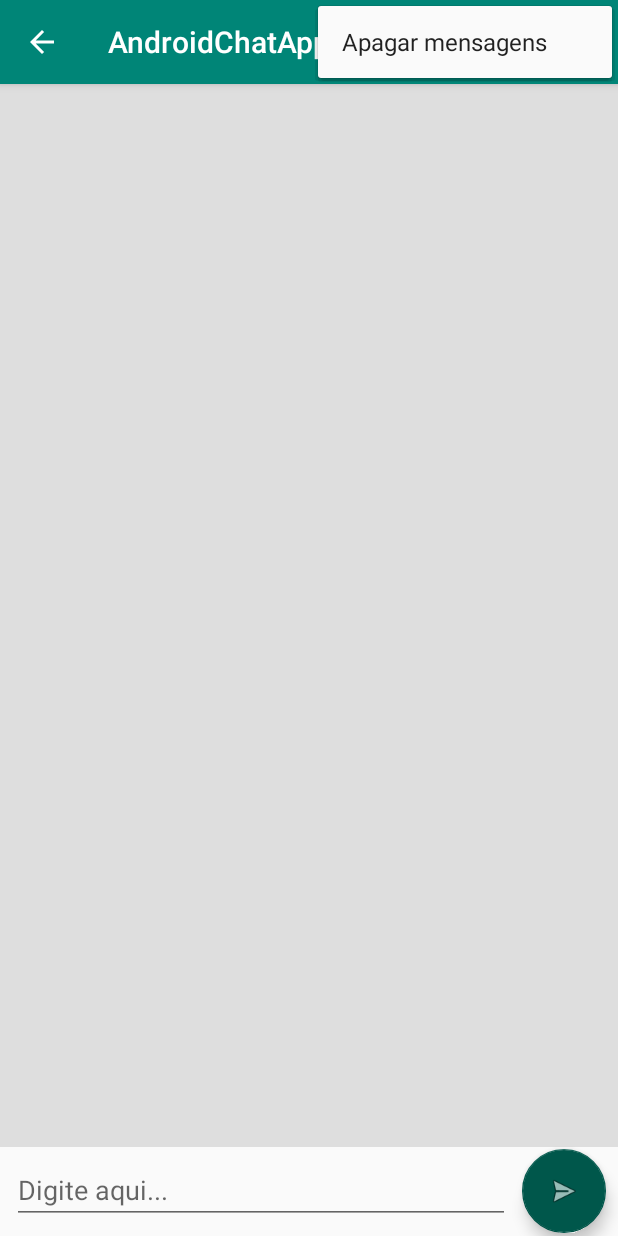
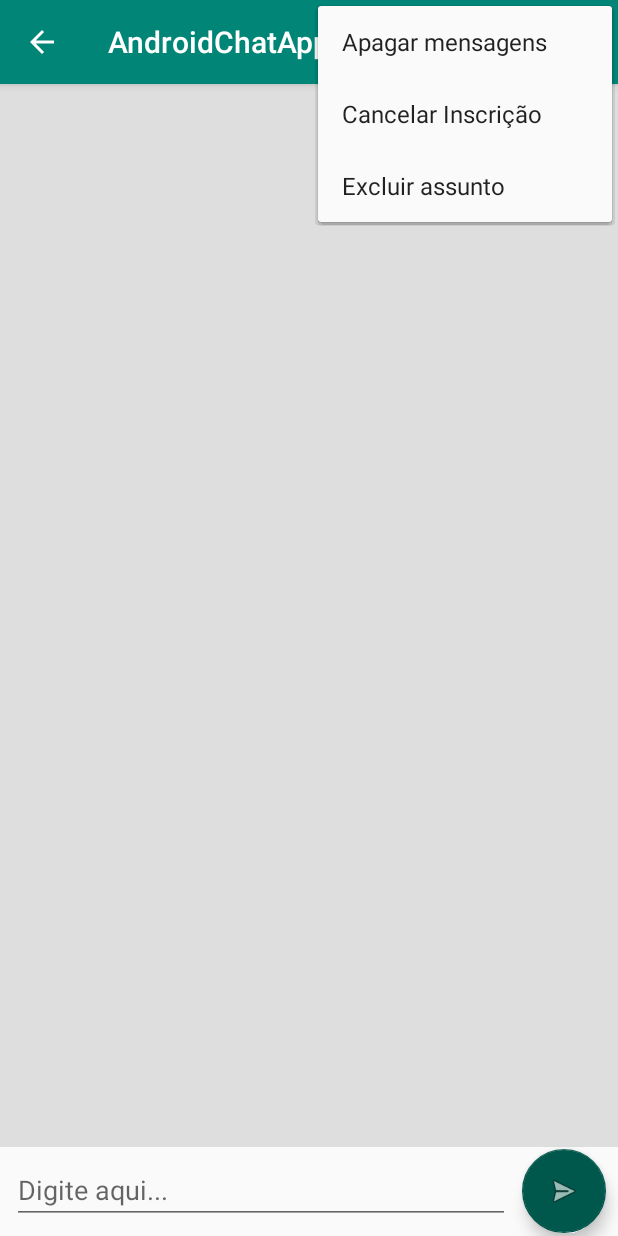
Before and after one commit to iury123/AndroidChatApp, an Android app: the ChatActivity screen opened directly, with no data from a screen before it, with the options menu open, on a phone screen of 412 x 824 dp. Run offline under Robolectric (Android 15) with nearby library versions, the phone set to English and light mode, and no system bars; our stand-ins replace Firebase (no records; nobody signed in at launch, a user with empty details on screens opened directly), data binding; 14 statements that could not run were skipped.

Commit message:
Unsubscribing and deleting subject

```diff
--- a/app/src/main/java/com/example/iurymiguel/androidchatapp/application/AndroidChatApplication.kt
+++ b/app/src/main/java/com/example/iurymiguel/androidchatapp/application/AndroidChatApplication.kt
@@ -2,6 +2,7 @@ package com.example.iurymiguel.androidchatapp.application
 
 import android.app.Application
 import com.example.iurymiguel.androidchatapp.model.User
+import com.example.iurymiguel.androidchatapp.utils.SubjectEventEmitterProvider
 import com.example.iurymiguel.androidchatapp.utils.NetworkProvider
 import com.example.iurymiguel.androidchatapp.utils.ProgressDialogProvider
 import com.example.iurymiguel.androidchatapp.views.chat.recyclerAdapters.ChatRecyclerAdapter
@@ -21,6 +22,7 @@ class AndroidChatApplication : Application() {
         single { SubscribedSubjectsRecyclerAdapter() }
         single { ChatRecyclerAdapter() }
         single { User() }
+        single { SubjectEventEmitterProvider() }
     }
 
     override fun onCreate() {
--- a/app/src/main/java/com/example/iurymiguel/androidchatapp/viewmodels/ChatViewModel.kt
+++ b/app/src/main/java/com/example/iurymiguel/androidchatapp/viewmodels/ChatViewModel.kt
@@ -15,6 +15,8 @@ class ChatViewModel : ViewModel() {
     lateinit var mSubject: Subject
     val mMessagesList: MutableList<Message> = mutableListOf()
     private var mMessageReference: DatabaseReference? = null
+    private val mSubjectsReference = FirebaseDatabase.getInstance()
+        .reference.child(Utils.SUBJECTS)
 
 
     /**
@@ -74,6 +76,9 @@ class ChatViewModel : ViewModel() {
      * @return true or false.
      */
     fun allSubscribersHasSeen(message: Message): Boolean {
+
+        if (message.receptorsSeen.isEmpty()) return false
+
         for ((key, hasSeen) in message.receptorsSeen) {
             if (!hasSeen) {
                 return false
@@ -107,4 +112,22 @@ class ChatViewModel : ViewModel() {
         getMessagesReference().removeValue()
         mMessagesList.clear()
     }
+
+    /**
+     * Deletes the subject from database
+     */
+    fun deleteSubject() {
+        mSubjectsReference.child(mSubject.key).removeValue()
+    }
+
+    /**
+     * Unsubscribes the current user.
+     * @param currentUser the current user data.
+     */
+    fun unsubscribeSubject(currentUser: User) {
+        mSubjectsReference.child(mSubject.key).child(Utils.SUBSCRIBERS)
+            .child(currentUser.key).removeValue()
+    }
+
+
 }
--- a/app/src/main/java/com/example/iurymiguel/androidchatapp/views/subjects/MainActivity.kt
+++ b/app/src/main/java/com/example/iurymiguel/androidchatapp/views/subjects/MainActivity.kt
@@ -21,6 +21,7 @@ import com.google.firebase.database.DataSnapshot
 import com.google.firebase.database.DatabaseError
 import android.arch.lifecycle.MutableLiveData
 import com.example.iurymiguel.androidchatapp.model.User
+import com.example.iurymiguel.androidchatapp.utils.SubjectEventEmitterProvider
 import com.google.firebase.database.ValueEventListener
 
 
@@ -33,6 +34,7 @@ class MainActivity : AppCompatActivity() {
 
     private lateinit var mViewModel: SubjectsViewModel
     private val mCurrentUser: User by inject()
+    private val mSubjectEventEmitter: SubjectEventEmitterProvider by inject()
     private var mSectionsPagerAdapter: SectionsPagerAdapter? = null
     private val mChildEventListener = object : ChildEventListener {
         override fun onCancelled(p0: DatabaseError) {
@@ -44,6 +46,7 @@ class MainActivity : AppCompatActivity() {
         override fun onChildChanged(dataSnapshot: DataSnapshot, p1: String?) {
             val subject = buildSubjectObject(dataSnapshot)
             handleSubjectInLists(subject)
+            mSubjectEventEmitter.publishSubjectChanged(subject)
         }
 
         override fun onChildAdded(dataSnapshot: DataSnapshot, p1: String?) {
@@ -54,6 +57,7 @@ class MainActivity : AppCompatActivity() {
         override fun onChildRemoved(dataSnapshot: DataSnapshot) {
             val subject = buildSubjectObject(dataSnapshot)
             removeSubject(subject)
+            mSubjectEventEmitter.publishSubjectDeleted(subject)
         }
     }
 
--- a/app/src/main/res/menu/chat_menu.xml
+++ b/app/src/main/res/menu/chat_menu.xml
@@ -3,9 +3,19 @@
       xmlns:app="http://schemas.android.com/apk/res-auto"
       xmlns:tools="http://schemas.android.com/tools"
       tools:context=".views.chat.ChatActivity">
+
     <item android:id="@+id/action_delete_all_messages"
           android:title="@string/delete_all_messages"
-          android:orderInCategory="100"
-          app:showAsAction="never"
-    />
+          android:orderInCategory="1"
+          app:showAsAction="never" />
+
+     <item android:id="@+id/action_unsubscribe"
+           android:title="@string/exit_subject"
+           android:orderInCategory="2"
+           app:showAsAction="never" />
+
+    <item android:id="@+id/action_delete_subject"
+          android:title="@string/delete_subject"
+          android:orderInCategory="3"
+          app:showAsAction="never"/>
 </menu>
--- a/app/src/main/res/values/strings.xml
+++ b/app/src/main/res/values/strings.xml
@@ -51,4 +51,8 @@
     <string name="delete_all_messages">Apagar mensagens</string>
     <string name="see_profile">Ver Perfil</string>
     <string name="close">Fechar</string>
+    <string name="exit_subject">Cancelar Inscrição</string>
+    <string name="delete_subject">Excluir assunto</string>
+    <string name="deleted_subject">Assunto deletado</string>
+    <string name="cancelled_subscription">Inscrição Cancelada</string>
 </resources>
```
Also changed, not shown: app/src/main/java/com/example/iurymiguel/androidchatapp/utils/SubjectEventEmitterProvider.kt (added, +52 -0 lines), app/src/main/java/com/example/iurymiguel/androidchatapp/views/chat/ChatActivity.kt (+32 -5 lines).
